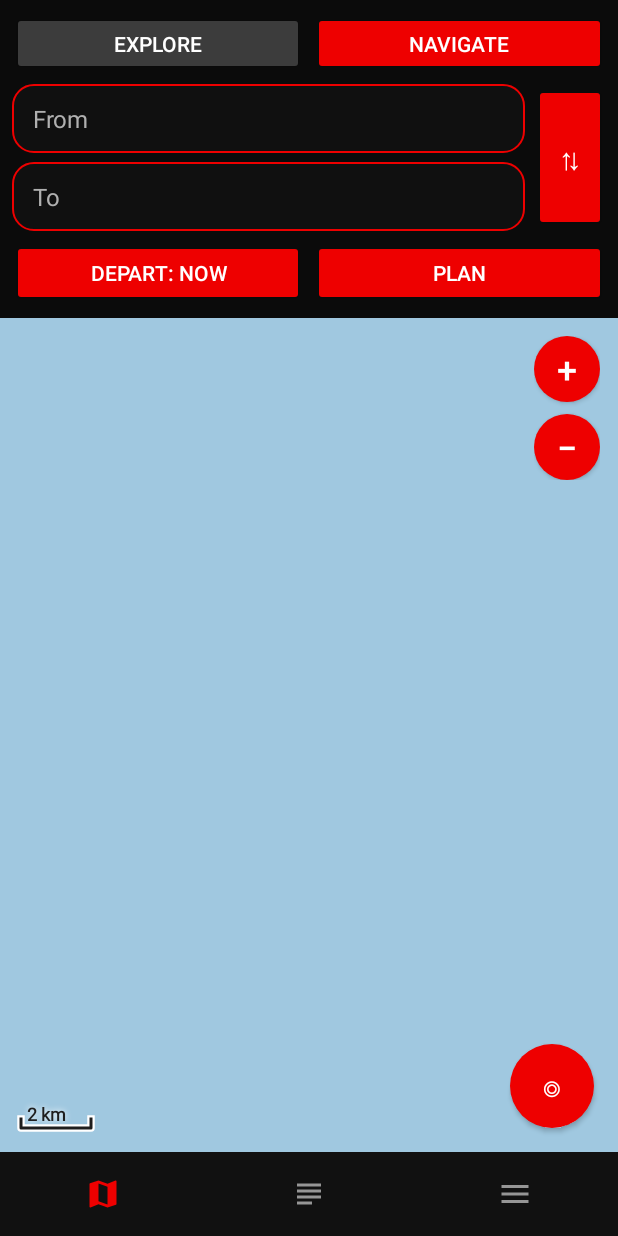
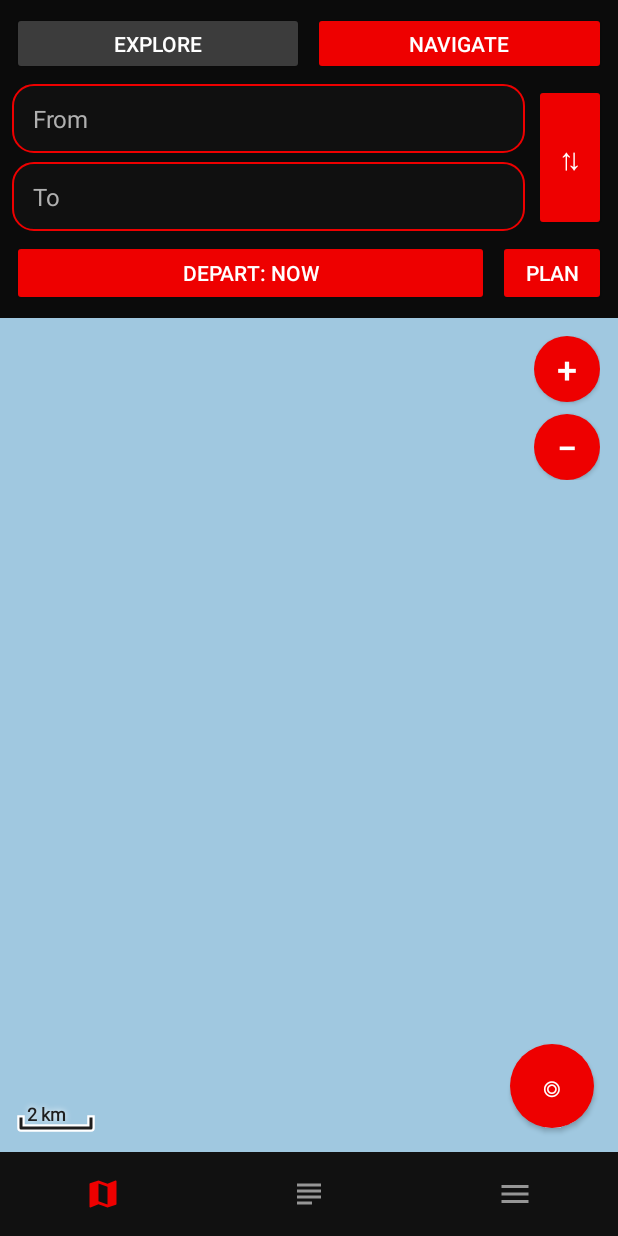
Before and after one commit to rsnel/melamur, an Android app: the MainActivity screen opened directly, with no data from a screen before it, after a tap on "NAVIGATE", on a phone screen of 412 x 824 dp. Run offline under Robolectric (Android 15) with nearby library versions, the phone set to English and light mode, and no system bars; network calls fail; pictures from the network do not load.

Commit message:
Narrower Plan button; release APK always named melamur.apk
- Plan is now only as wide as its label, giving the date/time button the rest
  of the row.
- The release asset is always melamur.apk, so
  https://github.com/rsnel/melamur/releases/latest/download/melamur.apk
  always downloads the newest signed build.

Co-Authored-By: Claude Opus 5.5 <noreply@anthropic.com>
Claude-Session: https://claude.ai/code/session_01NyXCFztP71vkmYY82UYXYm

```diff
--- a/app/src/main/res/layout/activity_main.xml
+++ b/app/src/main/res/layout/activity_main.xml
@@ -58,9 +58,10 @@
                 <Button android:id="@+id/timeBtn" style="@style/MmButton"
                     android:layout_width="0dp" android:layout_height="44dp"
                     android:layout_weight="1" android:layout_marginEnd="6dp" />
+                <!-- Plan only as wide as its label, so the time button gets the room -->
                 <Button android:id="@+id/planBtn" style="@style/MmButton"
-                    android:layout_width="0dp" android:layout_height="44dp"
-                    android:layout_weight="1" android:text="@string/plan" />
+                    android:layout_width="wrap_content" android:layout_height="44dp"
+                    android:minWidth="0dp" android:paddingHorizontal="18dp" android:text="@string/plan" />
             </LinearLayout>
         </LinearLayout>
 
```
Also changed, not shown: 2 other files.
